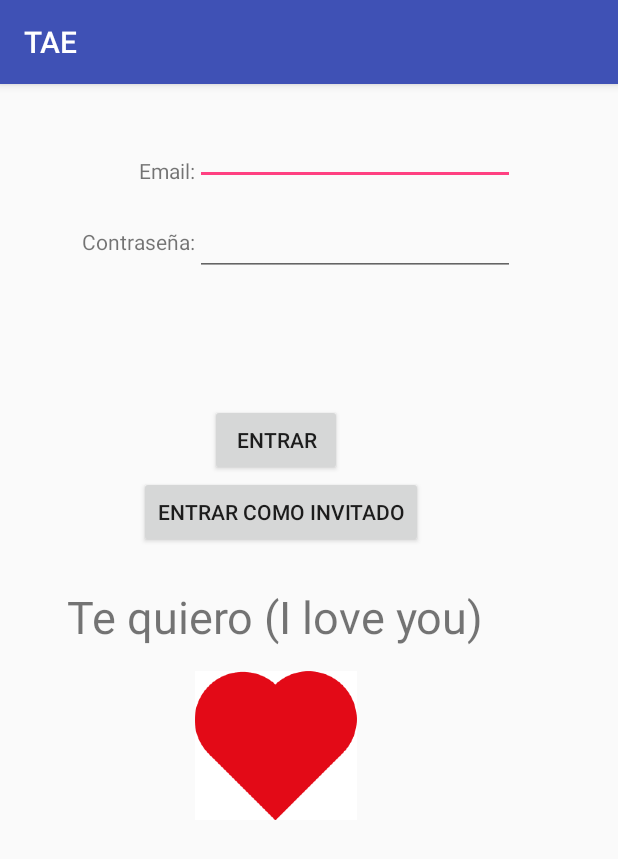
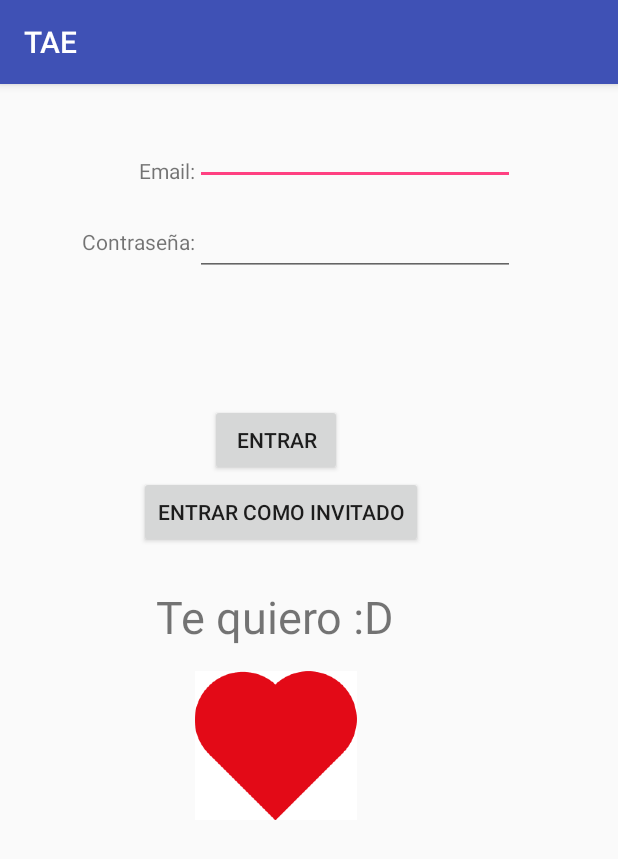
Before and after one commit to JessicaCaraballo/TAE_, an Android app: the screen it shows after launch (MainActivity), on a phone screen of 412 x 824 dp. Shown: the top 859 px of the screen. Run offline under Robolectric (Android 15) with nearby library versions, the phone set to English and light mode, and no system bars.

Commit message:
Cambio usuario para commit

```diff
--- a/app/src/main/res/layout/activity_main.xml
+++ b/app/src/main/res/layout/activity_main.xml
@@ -21,7 +21,7 @@
             android:layout_above="@+id/imageView"
             android:layout_centerHorizontal="true"
             android:layout_marginBottom="12dp"
-            android:text="Te quiero (I love you)"
+            android:text="Te quiero :D"
             android:textSize="30dp" />
 
         <ImageView
```
